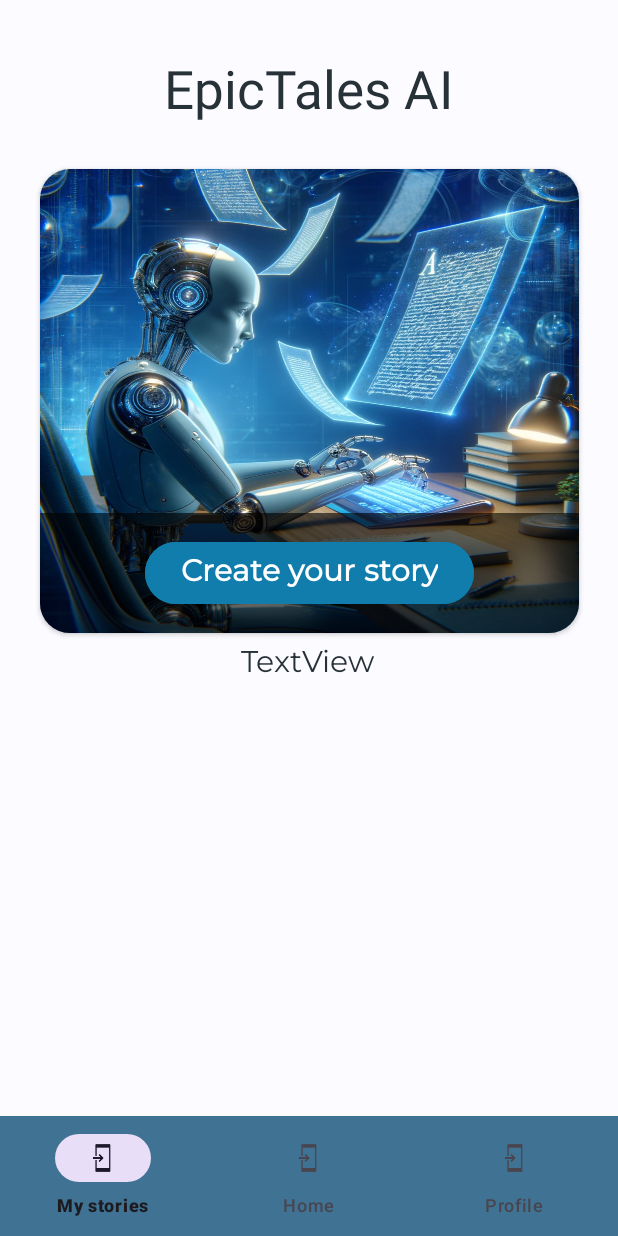
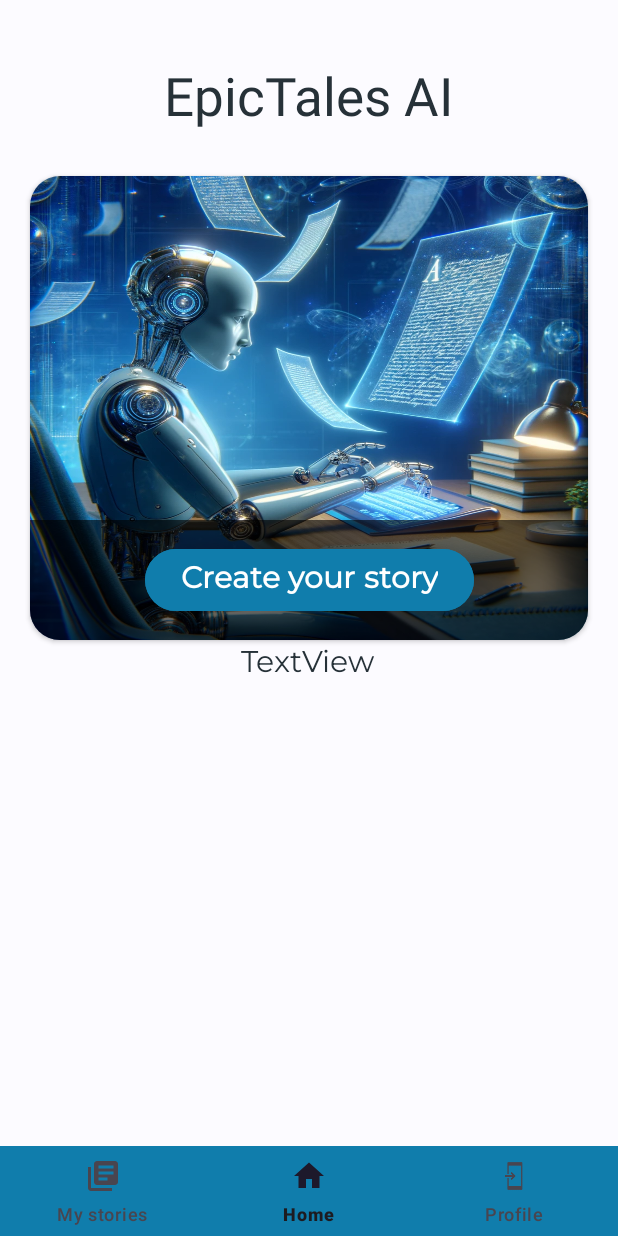
Before and after one commit to spasko123/EpicTales-AI, an Android app: the HomeActivity screen opened directly, with no data from a screen before it, on a phone screen of 412 x 824 dp. Run offline under Robolectric (Android 15) with nearby library versions, the phone set to English and light mode, and no system bars; our stand-ins replace Firebase (no records; nobody signed in at launch, a user with empty details on screens opened directly); Roboto replaces fonts that are not available here.

Commit message:
Spas Laptop

```diff
--- a/app/src/main/java/com/s/epictalesaiapp/HomeActivity.kt
+++ b/app/src/main/java/com/s/epictalesaiapp/HomeActivity.kt
@@ -1,11 +1,13 @@
 package com.s.epictalesaiapp
 
+import android.graphics.Color
 import android.os.Build
-import androidx.appcompat.app.AppCompatActivity
 import android.os.Bundle
 import android.view.View
 import android.widget.TextView
 import android.widget.Toast
+import androidx.appcompat.app.AppCompatActivity
+import com.google.android.material.bottomnavigation.BottomNavigationView
 import com.google.firebase.auth.FirebaseAuth
 import com.google.firebase.firestore.FirebaseFirestore
 
@@ -14,16 +16,30 @@ class HomeActivity : AppCompatActivity() {
     lateinit var txtTest: TextView
     lateinit var auth: FirebaseAuth
     lateinit var db: FirebaseFirestore
+    lateinit var bottomNavMenu: BottomNavigationView
     override fun onCreate(savedInstanceState: Bundle?) {
         super.onCreate(savedInstanceState)
         setContentView(R.layout.activity_home)
 
         txtTest = findViewById(R.id.txtTest)
+        bottomNavMenu = findViewById(R.id.bottomNavMenu)
+
+        bottomNavMenu.selectedItemId = R.id.home
 
         auth = FirebaseAuth.getInstance()
         db = FirebaseFirestore.getInstance()
         val currentUser = auth.currentUser
         val uid = currentUser?.uid
+
+        if (Build.VERSION.SDK_INT >= Build.VERSION_CODES.LOLLIPOP) {
+            // Set system UI flags to enable layout fullscreen and light status bar
+            window.decorView.systemUiVisibility = (View.SYSTEM_UI_FLAG_LAYOUT_FULLSCREEN
+                    or View.SYSTEM_UI_FLAG_LIGHT_STATUS_BAR)
+
+            // Set status bar color to transparent
+            window.statusBarColor = Color.TRANSPARENT
+        }
+
 
 
 
--- /dev/null
+++ b/app/src/main/res/drawable/baseline_home_24.xml
@@ -0,0 +1,5 @@
+<vector xmlns:android="http://schemas.android.com/apk/res/android" android:height="24dp" android:tint="#FFFFFF" android:viewportHeight="24" android:viewportWidth="24" android:width="24dp">
+
+    <path android:fillColor="@android:color/white" android:pathData="M10,20v-6h4v6h5v-8h3L12,3 2,12h3v8z"/>
+
+</vector>
--- /dev/null
+++ b/app/src/main/res/drawable/baseline_library_books_24.xml
@@ -0,0 +1,5 @@
+<vector xmlns:android="http://schemas.android.com/apk/res/android" android:autoMirrored="true" android:height="24dp" android:tint="#FFFFFF" android:viewportHeight="24" android:viewportWidth="24" android:width="24dp">
+
+    <path android:fillColor="@android:color/white" android:pathData="M4,6L2,6v14c0,1.1 0.9,2 2,2h14v-2L4,20L4,6zM20,2L8,2c-1.1,0 -2,0.9 -2,2v12c0,1.1 0.9,2 2,2h12c1.1,0 2,-0.9 2,-2L22,4c0,-1.1 -0.9,-2 -2,-2zM19,11L9,11L9,9h10v2zM15,15L9,15v-2h6v2zM19,7L9,7L9,5h10v2z"/>
+
+</vector>
--- a/app/src/main/res/layout/activity_home.xml
+++ b/app/src/main/res/layout/activity_home.xml
@@ -25,7 +25,7 @@
         android:id="@+id/txtName"
         android:layout_width="wrap_content"
         android:layout_height="wrap_content"
-        android:layout_marginTop="35dp"
+        android:layout_marginTop="40dp"
         android:fontFamily="@font/titan_one"
         android:text="EpicTales AI"
         android:textColor="#263138"
@@ -35,7 +35,9 @@
         app:layout_constraintTop_toTopOf="parent" />
 
     <androidx.cardview.widget.CardView
-        android:layout_width="359dp"
+        android:layout_width="match_parent"
+        android:layout_marginStart="20dp"
+        android:layout_marginEnd="20dp"
         android:layout_height="309dp"
         android:layout_marginTop="30dp"
         app:cardCornerRadius="20dp"
@@ -79,11 +81,14 @@
     </androidx.cardview.widget.CardView>
 
     <com.google.android.material.bottomnavigation.BottomNavigationView
+        android:id="@+id/bottomNavMenu"
         android:layout_width="match_parent"
-        android:layout_height="wrap_content"
+        android:layout_height="60dp"
+        android:background="#107dac"
+        style="@style/BottomNavigationTextStyle"
         app:layout_constraintBottom_toBottomOf="parent"
-        android:background="#3F7293"
-        app:menu="@menu/bottom_nav_menu" />
+        app:menu="@menu/bottom_nav_menu"
+        tools:layout_editor_absoluteX="4dp" />
 
 
 </androidx.constraintlayout.widget.ConstraintLayout>
--- a/app/src/main/res/layout/activity_login.xml
+++ b/app/src/main/res/layout/activity_login.xml
@@ -16,9 +16,11 @@
         android:layout_marginBottom="10dp"
         android:background="@drawable/edtx"
         android:ems="10"
+        android:text="spas86512@gmail.com"
         android:fontFamily="@font/montserrat"
         android:hint="Email address"
         android:inputType="text"
+        android:textColor="#263138"
         android:paddingStart="20dp"
         android:paddingEnd="20dp"
         android:textColorHint="#263138"
@@ -65,8 +67,10 @@
         android:layout_marginBottom="3dp"
         android:background="@drawable/edtx"
         android:ems="10"
+        android:text="159357s"
         android:fontFamily="@font/montserrat"
         android:hint="Password"
+        android:textColor="#263138"
         android:inputType="textPassword"
         android:paddingStart="20dp"
         android:paddingEnd="20dp"
--- a/app/src/main/res/layout/activity_register.xml
+++ b/app/src/main/res/layout/activity_register.xml
@@ -51,6 +51,7 @@
         android:hint="Email address"
         android:inputType="text"
         android:paddingStart="20dp"
+        android:textColor="#263138"
         android:textColorHint="#263138"
         app:layout_constraintBottom_toTopOf="@+id/edtxUsername"
         app:layout_constraintEnd_toEndOf="parent"
@@ -68,8 +69,9 @@
         android:ems="10"
         android:fontFamily="@font/montserrat"
         android:hint="Password"
-        android:inputType="text"
+        android:inputType="textPassword"
         android:paddingStart="20dp"
+        android:textColor="#263138"
         android:textColorHint="#263138"
         app:layout_constraintBottom_toTopOf="@+id/edtxRepeatPassword"
         app:layout_constraintEnd_toEndOf="parent"
@@ -87,8 +89,9 @@
         android:ems="10"
         android:fontFamily="@font/montserrat"
         android:hint="Repeat password"
-        android:inputType="text"
+        android:inputType="textPassword"
         android:paddingStart="20dp"
+        android:textColor="#263138"
         android:textColorHint="#263138"
         app:layout_constraintBottom_toTopOf="@+id/btnRegister"
         app:layout_constraintEnd_toEndOf="parent"
@@ -107,6 +110,7 @@
         android:fontFamily="@font/montserrat"
         android:hint="Username"
         android:inputType="text"
+        android:textColor="#263138"
         android:paddingStart="20dp"
         android:textColorHint="#263138"
         app:layout_constraintBottom_toTopOf="@+id/edtxPassword"
--- a/app/src/main/res/menu/bottom_nav_menu.xml
+++ b/app/src/main/res/menu/bottom_nav_menu.xml
@@ -1,15 +1,15 @@
 <?xml version="1.0" encoding="utf-8"?>
 <menu xmlns:android="http://schemas.android.com/apk/res/android">
     <item
-        android:id="@+id/navigation_item1"
+        android:id="@+id/myStories"
         android:title="My stories"
-        android:icon="@drawable/common_full_open_on_phone"/>
+        android:icon="@drawable/baseline_library_books_24"/>
     <item
-        android:id="@+id/navigation_item2"
+        android:id="@+id/home"
         android:title="Home"
-        android:icon="@drawable/common_full_open_on_phone"/>
+        android:icon="@drawable/baseline_home_24"/>
     <item
-        android:id="@+id/navigation_item3"
+        android:id="@+id/profile"
         android:title="Profile"
         android:icon="@drawable/common_full_open_on_phone"/>
 </menu>
--- a/app/src/main/res/values/strings.xml
+++ b/app/src/main/res/values/strings.xml
@@ -1,3 +1,5 @@
 <resources>
     <string name="app_name">epicTalesAIApp</string>
+    <!-- TODO: Remove or change this placeholder text -->
+    <string name="hello_blank_fragment">Hello blank fragment</string>
 </resources>
--- /dev/null
+++ b/app/src/main/res/values/styles.xml
@@ -0,0 +1,6 @@
+<resources xmlns:android="http://schemas.android.com/apk/res/android">
+    <style name="BottomNavigationTextStyle" parent="Widget.Design.BottomNavigationView">
+        <item name="android:textColor">@android:color/white</item>
+        <item name="android:textStyle">bold</item>
+    </style>
+</resources>
```
